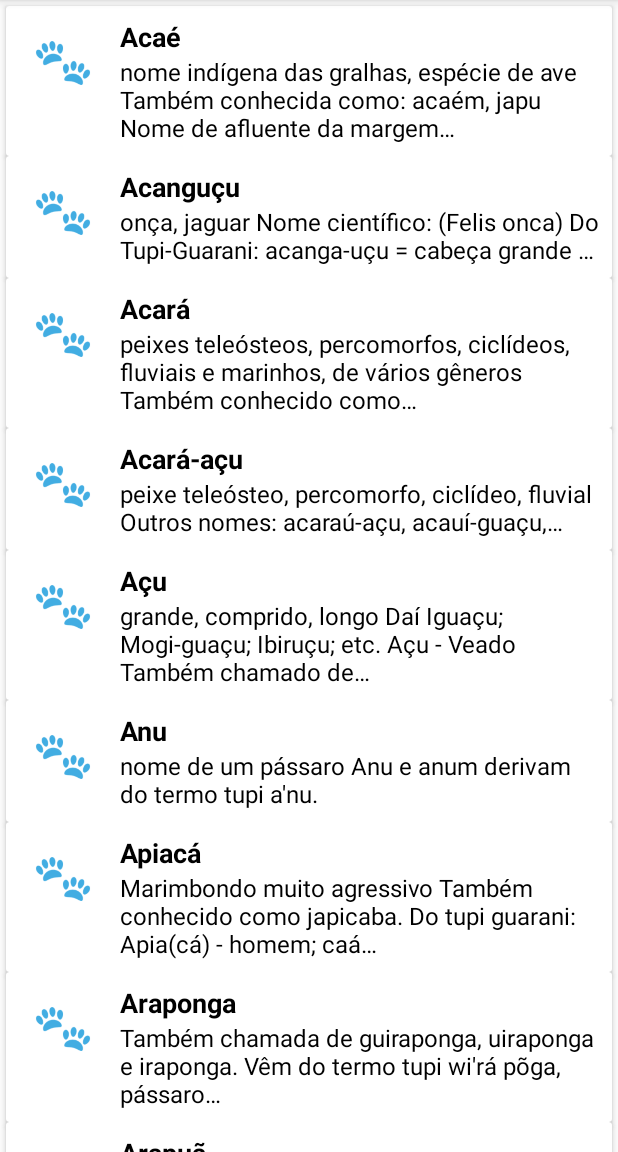
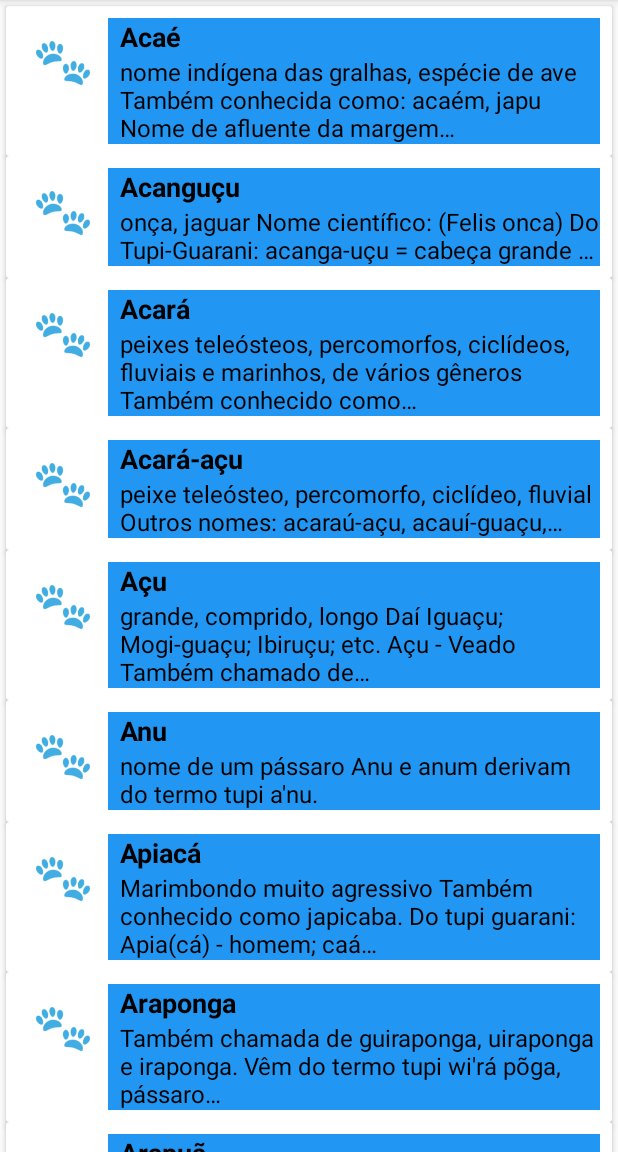
Before and after one commit to RubensZaes/Tupicionario, an Android app: the BichosActivity screen opened directly, with no data from a screen before it, on a phone screen of 412 x 824 dp, the part 84-1236 px from its top. Run offline under Robolectric (Android 15) with nearby library versions, the phone set to English and light mode, and no system bars.

Commit message:
Upgrade Custom Adapter (Color)

```diff
--- a/app/src/main/java/com/example/tupicionario/BichosActivity.kt
+++ b/app/src/main/java/com/example/tupicionario/BichosActivity.kt
@@ -1,8 +1,10 @@
 package com.example.tupicionario
 
 import android.annotation.SuppressLint
+import android.graphics.Color
 import android.os.Bundle
 import androidx.appcompat.app.AppCompatActivity
+import androidx.core.content.ContextCompat
 import androidx.recyclerview.widget.LinearLayoutManager
 import kotlinx.android.synthetic.main.activity_bichos.*
 
@@ -27,8 +29,10 @@ class BichosActivity : AppCompatActivity() {
 
         val listaDeItens = arrayListOf<Item>()
 
+        val color = resources.getColor(R.color.bichos_categoria)
+
         for (i in 0 until tamanhoLista) {
-            var item = Item(R.drawable.ic_bichos, name[i], description[i])
+            var item = Item(R.drawable.ic_bichos, name[i], description[i], color)
             listaDeItens += item
         }
         return listaDeItens
--- a/app/src/main/java/com/example/tupicionario/CulinariaActivity.kt
+++ b/app/src/main/java/com/example/tupicionario/CulinariaActivity.kt
@@ -25,8 +25,10 @@ class CulinariaActivity : AppCompatActivity() {
 
         val listaDeItens = arrayListOf<Item>()
 
+        val color = resources.getColor(R.color.culinaria_categoria)
+
         for (i in 0 until tamanhoLista) {
-            var item = Item(R.drawable.ic_culinaria, name[i], description[i])
+            var item = Item(R.drawable.ic_culinaria, name[i], description[i], color)
             listaDeItens += item
         }
         return listaDeItens
--- a/app/src/main/java/com/example/tupicionario/Item.kt
+++ b/app/src/main/java/com/example/tupicionario/Item.kt
@@ -1,3 +1,7 @@
 package com.example.tupicionario
 
-data class Item (val imageResource: Int, var title: String, var description: String)
+data class Item (val imageResource: Int,
+                 var title: String,
+                 var description: String,
+                 var color: Int
+)
--- a/app/src/main/java/com/example/tupicionario/ItemAdapter.kt
+++ b/app/src/main/java/com/example/tupicionario/ItemAdapter.kt
@@ -1,9 +1,11 @@
 package com.example.tupicionario
 
+import android.graphics.Color
 import android.view.LayoutInflater
 import android.view.View
 import android.view.ViewGroup
 import android.widget.ImageView
+import android.widget.LinearLayout
 import android.widget.TextView
 import androidx.recyclerview.widget.RecyclerView
 
@@ -13,6 +15,7 @@ class ItemAdapter(private val itemList: List<Item>) : RecyclerView.Adapter<ItemA
         val itemIconeImageView: ImageView = itemView.findViewById(R.id.itemIconeImageView)
         val itemTituloTextView: TextView = itemView.findViewById(R.id.itemTituloTextView)
         val itemDescricaoTextView: TextView = itemView. findViewById(R.id.itemDescricaoTextView)
+        val layoutTextosLinearLayout: LinearLayout = itemView.findViewById(R.id.layoutTextosLinearLayout)
     }
 
     override fun onCreateViewHolder(parent: ViewGroup, viewType: Int): ItemViewHolder {
@@ -26,6 +29,7 @@ class ItemAdapter(private val itemList: List<Item>) : RecyclerView.Adapter<ItemA
         holder?.itemIconeImageView?.setImageResource(currentItem.imageResource)
         holder?.itemTituloTextView?.text = currentItem.title
         holder?.itemDescricaoTextView?.text = currentItem.description
+        holder?.layoutTextosLinearLayout?.setBackgroundColor(currentItem.color)
     }
 
     override fun getItemCount(): Int = itemList.size
--- a/app/src/main/java/com/example/tupicionario/PlantasActivity.kt
+++ b/app/src/main/java/com/example/tupicionario/PlantasActivity.kt
@@ -25,8 +25,10 @@ class PlantasActivity : AppCompatActivity() {
 
         val listaDeItens = arrayListOf<Item>()
 
+        val color = resources.getColor(R.color.plantas_categoria)
+
         for (i in 0 until tamanhoLista) {
-            var item = Item(R.drawable.ic_plantas, name[i], description[i])
+            var item = Item(R.drawable.ic_plantas, name[i], description[i], color)
             listaDeItens += item
         }
         return listaDeItens
--- a/app/src/main/java/com/example/tupicionario/PovosNativosActivity.kt
+++ b/app/src/main/java/com/example/tupicionario/PovosNativosActivity.kt
@@ -25,8 +25,10 @@ class PovosNativosActivity : AppCompatActivity() {
 
         val listaDeItens = arrayListOf<Item>()
 
+        val color = resources.getColor(R.color.povos_nativos_categoria)
+
         for (i in 0 until tamanhoLista) {
-            var item = Item(R.drawable.ic_povos_nativos, name[i], description[i])
+            var item = Item(R.drawable.ic_povos_nativos, name[i], description[i], color)
             listaDeItens += item
         }
         return listaDeItens
--- a/app/src/main/res/layout/list_item.xml
+++ b/app/src/main/res/layout/list_item.xml
@@ -20,6 +20,7 @@
             android:src="@mipmap/ic_launcher"/>
 
         <LinearLayout
+            android:id="@+id/layoutTextosLinearLayout"
             android:layout_width="wrap_content"
             android:layout_height="wrap_content"
             android:orientation="vertical"
```
